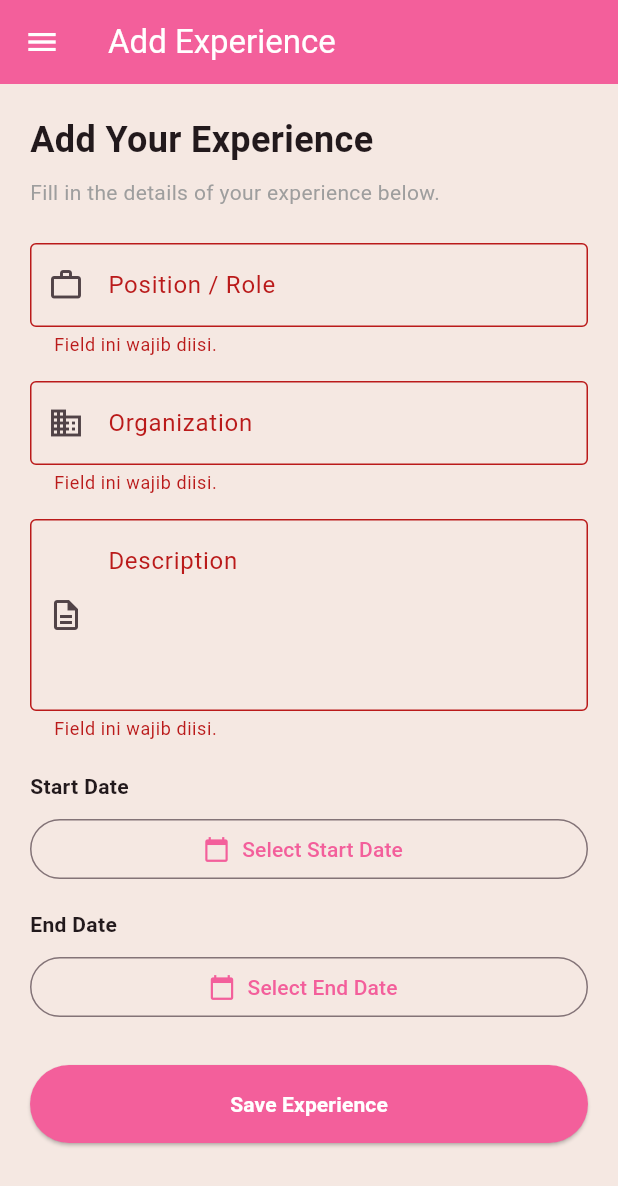
After one commit to hafizanurulhidayah/myportofolio_mobile, a Flutter app: the ExperienceFormPage screen opened directly, after a tap on "Save Experience", on a phone screen of 412 x 824 dp. The commit adds this screen. Shown: the top 1186 px of the screen. Run offline on Flutter 3.47's test engine with Material 3 defaults, Android fonts, the phone set to English and light mode, and no system bars.

Commit message:
feat: add experience form

```diff
--- /dev/null
+++ b/lib/screens/experience_form.dart
@@ -0,0 +1,257 @@
+import 'package:flutter/material.dart';
+import 'package:myportofolio_mobile/widgets/left_drawer.dart';
+
+class ExperienceFormPage extends StatefulWidget {
+  const ExperienceFormPage({super.key});
+
+  @override
+  State<ExperienceFormPage> createState() => _ExperienceFormPageState();
+}
+
+class _ExperienceFormPageState extends State<ExperienceFormPage> {
+  final _formKey = GlobalKey<FormState>();
+
+  final TextEditingController _positionController = TextEditingController();
+  final TextEditingController _organizationController = TextEditingController();
+  final TextEditingController _descriptionController = TextEditingController();
+
+  DateTime? _startDate;
+  DateTime? _endDate;
+
+  Future<void> _selectDate(bool isStartDate) async {
+    final DateTime? picked = await showDatePicker(
+      context: context,
+      initialDate: isStartDate
+          ? (_startDate ?? DateTime.now())
+          : (_endDate ?? _startDate ?? DateTime.now()),
+      firstDate: DateTime(1950),
+      lastDate: DateTime(2100),
+    );
+
+    if (picked != null) {
+      setState(() {
+        if (isStartDate) {
+          _startDate = picked;
+
+          // Reset end date if it becomes earlier than start date.
+          if (_endDate != null && _endDate!.isBefore(picked)) {
+            _endDate = null;
+          }
+        } else {
+          _endDate = picked;
+        }
+      });
+    }
+  }
+
+  String? _validateRequired(String? value) {
+    if (value == null || value.trim().isEmpty) {
+      return 'Field ini wajib diisi.';
+    }
+
+    if (value.trim().length < 2) {
+      return 'Minimal 2 karakter.';
+    }
+
+    return null;
+  }
+
+  void _showResultDialog() {
+    if (!_formKey.currentState!.validate()) {
+      return;
+    }
+
+    if (_startDate == null || _endDate == null) {
+      ScaffoldMessenger.of(context).showSnackBar(
+        const SnackBar(content: Text('Silakan pilih Start Date dan End Date.')),
+      );
+      return;
+    }
+
+    if (_endDate!.isBefore(_startDate!)) {
+      ScaffoldMessenger.of(context).showSnackBar(
+        const SnackBar(
+          content: Text('End Date tidak boleh sebelum Start Date.'),
+        ),
+      );
+      return;
+    }
+
+    showDialog(
+      context: context,
+      builder: (context) {
+        return AlertDialog(
+          title: const Text('Experience Berhasil Ditambahkan!'),
+          content: SingleChildScrollView(
+            child: ListBody(
+              children: [
+                Text('Position: ${_positionController.text.trim()}'),
+                const SizedBox(height: 8),
+                Text('Organization: ${_organizationController.text.trim()}'),
+                const SizedBox(height: 8),
+                Text('Description: ${_descriptionController.text.trim()}'),
+                const SizedBox(height: 8),
+                Text('Start Date: ${_formatDate(_startDate!)}'),
+                const SizedBox(height: 8),
+                Text('End Date: ${_formatDate(_endDate!)}'),
+              ],
+            ),
+          ),
+          actions: [
+            TextButton(
+             onPressed: () {
+                Navigator.pop(context); // Tutup dialog
+                Navigator.pop(context); // Kembali ke halaman sebelumnya
+              },
+              child: const Text('Tutup'),
+            ),
+          ],
+        );
+      },
+    );
+  }
+
+  String _formatDate(DateTime date) {
+    return '${date.day}/${date.month}/${date.year}';
+  }
+
+  @override
+  void dispose() {
+    _positionController.dispose();
+    _organizationController.dispose();
+    _descriptionController.dispose();
+    super.dispose();
+  }
+
+  @override
+  Widget build(BuildContext context) {
+    return Scaffold(
+      appBar: AppBar(
+        title: const Text('Add Experience'),
+        backgroundColor: const Color(0xFFF35F9B),
+        foregroundColor: Colors.white,
+      ),
+      drawer: const LeftDrawer(),
+      body: Form(
+        key: _formKey,
+        child: SingleChildScrollView(
+          padding: const EdgeInsets.all(20),
+          child: Column(
+            crossAxisAlignment: CrossAxisAlignment.start,
+            children: [
+              const Text(
+                'Add Your Experience',
+                style: TextStyle(fontSize: 24, fontWeight: FontWeight.bold),
+              ),
+              const SizedBox(height: 8),
+              const Text(
+                'Fill in the details of your experience below.',
+                style: TextStyle(color: Colors.grey),
+              ),
+              const SizedBox(height: 24),
+
+              // Position / Role
+              TextFormField(
+                controller: _positionController,
+                decoration: const InputDecoration(
+                  labelText: 'Position / Role',
+                  hintText: 'e.g. Software Engineer Intern',
+                  border: OutlineInputBorder(),
+                  prefixIcon: Icon(Icons.work_outline),
+                ),
+                validator: _validateRequired,
+              ),
+              const SizedBox(height: 16),
+
+              // Organization
+              TextFormField(
+                controller: _organizationController,
+                decoration: const InputDecoration(
+                  labelText: 'Organization',
+                  hintText: 'e.g. RISTEK Fasilkom UI',
+                  border: OutlineInputBorder(),
+                  prefixIcon: Icon(Icons.business),
+                ),
+                validator: _validateRequired,
+              ),
+              const SizedBox(height: 16),
+
+              // Description
+              TextFormField(
+                controller: _descriptionController,
+                maxLines: 4,
+                decoration: const InputDecoration(
+                  labelText: 'Description',
+                  hintText:
+                      'Describe your responsibilities and achievements...',
+                  border: OutlineInputBorder(),
+                  alignLabelWithHint: true,
+                  prefixIcon: Icon(Icons.description_outlined),
+                ),
+                validator: _validateRequired,
+              ),
+              const SizedBox(height: 20),
+
+              // Start Date
+              const Text(
+                'Start Date',
+                style: TextStyle(fontWeight: FontWeight.w600),
+              ),
+              const SizedBox(height: 8),
+              SizedBox(
+                width: double.infinity,
+                child: OutlinedButton.icon(
+                  onPressed: () => _selectDate(true),
+                  icon: const Icon(Icons.calendar_today),
+                  label: Text(
+                    _startDate == null
+                        ? 'Select Start Date'
+                        : _formatDate(_startDate!),
+                  ),
+                ),
+              ),
+              const SizedBox(height: 16),
+
+              // End Date
+              const Text(
+                'End Date',
+                style: TextStyle(fontWeight: FontWeight.w600),
+              ),
+              const SizedBox(height: 8),
+              SizedBox(
+                width: double.infinity,
+                child: OutlinedButton.icon(
+                  onPressed: () => _selectDate(false),
+                  icon: const Icon(Icons.calendar_today),
+                  label: Text(
+                    _endDate == null
+                        ? 'Select End Date'
+                        : _formatDate(_endDate!),
+                  ),
+                ),
+              ),
+              const SizedBox(height: 28),
+
+              // Save Button
+              SizedBox(
+                width: double.infinity,
+                child: ElevatedButton(
+                  onPressed: _showResultDialog,
+                  style: ElevatedButton.styleFrom(
+                    backgroundColor: const Color(0xFFF35F9B),
+                    foregroundColor: Colors.white,
+                    padding: const EdgeInsets.symmetric(vertical: 16),
+                  ),
+                  child: const Text(
+                    'Save Experience',
+                    style: TextStyle(fontWeight: FontWeight.bold),
+                  ),
+                ),
+              ),
+            ],
+          ),
+        ),
+      ),
+    );
+  }
+}
--- a/lib/widgets/left_drawer.dart
+++ b/lib/widgets/left_drawer.dart
@@ -1,6 +1,7 @@
 import 'package:flutter/material.dart';
 import 'package:myportofolio_mobile/screens/menu.dart';
 import 'package:myportofolio_mobile/screens/project_form.dart';
+import 'package:myportofolio_mobile/screens/experience_form.dart';
 
 class LeftDrawer extends StatelessWidget {
   const LeftDrawer({super.key});
@@ -58,6 +59,19 @@ class LeftDrawer extends StatelessWidget {
               );
             },
           ),
+          // Add Experience
+          ListTile(
+            leading: const Icon(Icons.work),
+            title: const Text('Add Experience'),
+            onTap: () {
+              Navigator.push(
+                context,
+                MaterialPageRoute(
+                  builder: (context) => const ExperienceFormPage(),
+                ),
+              );
+            },
+          ),
         ],
       ),
     );
```
